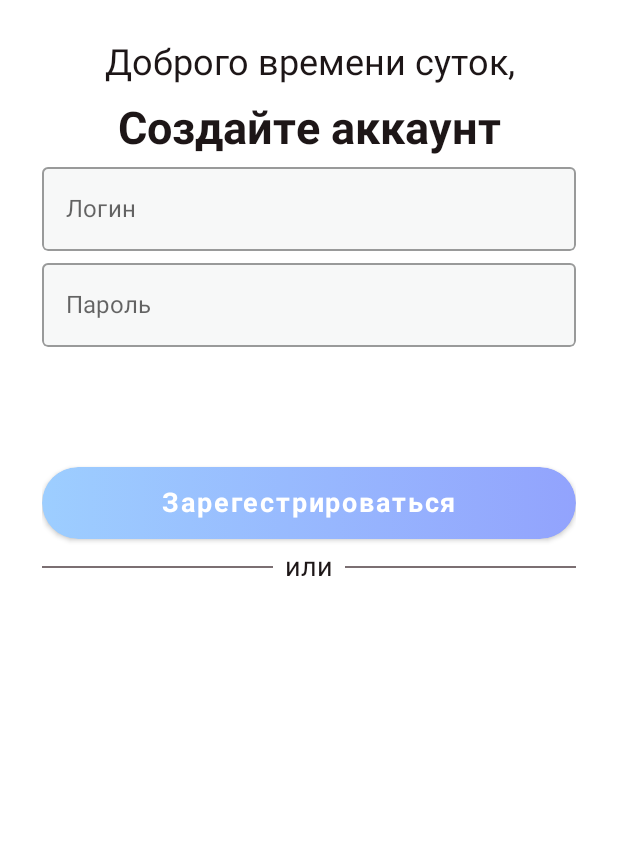
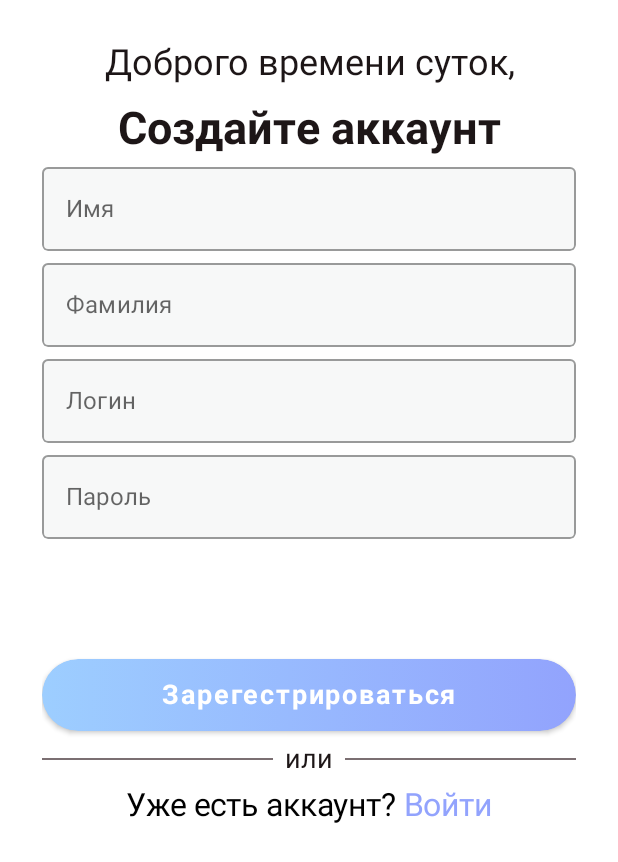
Before and after one commit to oleg-romanov/LemoRepo, an Android app built with Jetpack Compose: the screen it shows after launch (MainActivity), on a phone screen of 412 x 824 dp. Shown: the top 862 px of the screen. Run offline under Robolectric (Android 15) with nearby library versions, the phone set to English and light mode, and no system bars; our stand-ins replace Compose Multiplatform resources.

Commit message:
Registration screen finished

```diff
--- a/Front_layer/LemonAI/composeApp/src/commonMain/kotlin/AppComponents.kt
+++ b/Front_layer/LemonAI/composeApp/src/commonMain/kotlin/AppComponents.kt
@@ -6,6 +6,7 @@ import androidx.compose.foundation.layout.fillMaxWidth
 import androidx.compose.foundation.layout.heightIn
 import androidx.compose.foundation.layout.padding
 import androidx.compose.foundation.shape.RoundedCornerShape
+import androidx.compose.foundation.text.ClickableText
 import androidx.compose.foundation.text.KeyboardOptions
 import androidx.compose.material.Button
 import androidx.compose.material.ButtonColors
@@ -29,16 +30,18 @@ import androidx.compose.ui.Modifier
 import androidx.compose.ui.draw.clip
 import androidx.compose.ui.graphics.Brush
 import androidx.compose.ui.graphics.Color
+import androidx.compose.ui.text.SpanStyle
 import androidx.compose.ui.text.TextStyle
+import androidx.compose.ui.text.buildAnnotatedString
 import androidx.compose.ui.text.font.FontStyle
 import androidx.compose.ui.text.font.FontWeight
 import androidx.compose.ui.text.input.KeyboardType
 import androidx.compose.ui.text.input.PasswordVisualTransformation
 import androidx.compose.ui.text.input.VisualTransformation
 import androidx.compose.ui.text.style.TextAlign
+import androidx.compose.ui.text.withStyle
 import androidx.compose.ui.unit.dp
 import androidx.compose.ui.unit.sp
-import org.jetbrains.compose.resources.Resource
 
 @Composable
 fun NormalTextComponent(value: String) {
@@ -205,3 +208,38 @@ fun DividerTextComponent() {
         )
     }
 }
+
+@Composable
+fun ClickableLoginTextComponent(onTextSelected: (String) -> Unit) {
+    val initialText = "Уже есть аккаунт? "
+    val loginText = "Войти"
+
+    val annotatedString = buildAnnotatedString {
+        append(initialText)
+        withStyle(style = SpanStyle(color = Primary)) {
+            pushStringAnnotation(tag = loginText, annotation = loginText)
+            append(loginText)
+        }
+    }
+
+    ClickableText(
+        modifier = Modifier.fillMaxWidth().heightIn(min = 40.dp),
+        style = TextStyle(
+            fontSize = 21.sp,
+            fontWeight = FontWeight.Normal,
+            fontStyle = FontStyle.Normal,
+            textAlign = TextAlign.Center
+        ),
+        text = annotatedString, onClick = { offset ->
+
+        annotatedString.getStringAnnotations(offset, offset)
+            .firstOrNull()?.also { span ->
+                //Log.d("ClickableTextComponent", "{${span.item}}")
+
+                if (span.item == loginText) {
+                    onTextSelected(span.item)
+                }
+            }
+
+    })
+}
--- a/Front_layer/LemonAI/composeApp/src/commonMain/kotlin/SignUpScreen.kt
+++ b/Front_layer/LemonAI/composeApp/src/commonMain/kotlin/SignUpScreen.kt
@@ -24,17 +24,16 @@ fun SignUpScreen() {
             NormalTextComponent(value = "Доброго времени суток,")
             HeadingTextComponent(value = "Создайтe аккаунт")
 
+            MyTextFieldComponent(labelValue = "Имя")
+            MyTextFieldComponent(labelValue = "Фамилия")
             MyTextFieldComponent(labelValue = "Логин")
             PasswordTextFieldComponent(labelValue = "Пароль")
+            Spacer(modifier = Modifier.height(80.dp))
+            ButtonComponent("Зарегестрироваться")
+            DividerTextComponent()
+            ClickableLoginTextComponent(onTextSelected = {
 
-            //дата рождения
-            //пол
-            Spacer(modifier = Modifier.height(80.dp))
-
-            ButtonComponent("Зарегестрироваться")
-
-            DividerTextComponent()
-
+            })
         }
     }
 }
```
